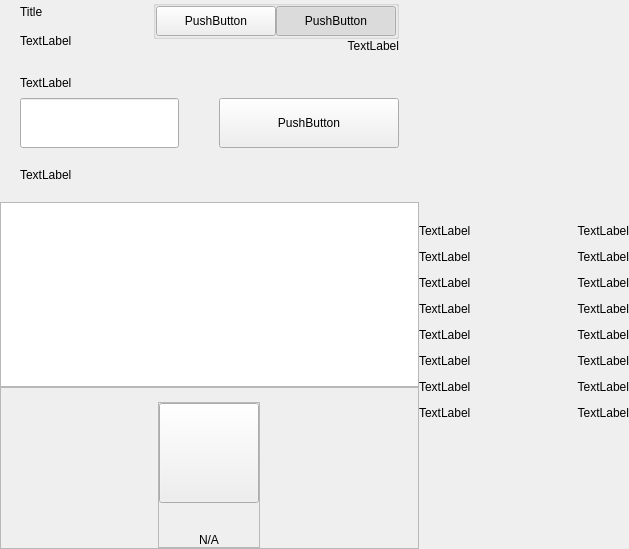
Above: src/qt/pivx/forms/privacywidget.ui from RapidsOfficial/Rapids before the change. Below: the same form after it.
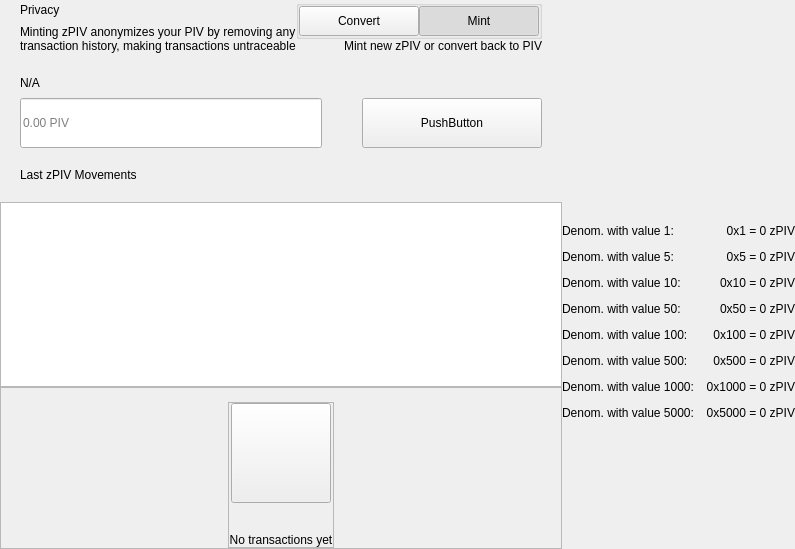
That is the form after the change. Custom widgets are drawn as their Qt base class.

Diff of the .ui file:
```diff
--- a/src/qt/pivx/forms/privacywidget.ui
+++ b/src/qt/pivx/forms/privacywidget.ui
@@ -73,7 +73,7 @@
               <item>
                <widget class="QLabel" name="labelTitle">
                 <property name="text">
-                 <string>Title</string>
+                 <string>Privacy</string>
                 </property>
                </widget>
               </item>
@@ -86,7 +86,8 @@
                  </size>
                 </property>
                 <property name="text">
-                 <string>TextLabel</string>
+                 <string>Minting zPIV anonymizes your PIV by removing any
+transaction history, making transactions untraceable</string>
                 </property>
                </widget>
               </item>
@@ -162,7 +163,7 @@
                      <enum>Qt::NoFocus</enum>
                     </property>
                     <property name="text">
-                     <string>PushButton</string>
+                     <string>Convert</string>
                     </property>
                     <property name="checkable">
                      <bool>true</bool>
@@ -190,7 +191,7 @@
                      <enum>Qt::NoFocus</enum>
                     </property>
                     <property name="text">
-                     <string>PushButton</string>
+                     <string>Mint</string>
                     </property>
                     <property name="checkable">
                      <bool>true</bool>
@@ -209,7 +210,7 @@
                <item alignment="Qt::AlignTop">
                 <widget class="QLabel" name="labelSubtitle2">
                  <property name="text">
-                  <string>TextLabel</string>
+                  <string>Mint new zPIV or convert back to PIV</string>
                  </property>
                  <property name="alignment">
                   <set>Qt::AlignRight|Qt::AlignTrailing|Qt::AlignVCenter</set>
@@ -262,7 +263,7 @@
                  </size>
                 </property>
                 <property name="text">
-                 <string>TextLabel</string>
+                 <string notr="true">N/A</string>
                 </property>
                </widget>
               </item>
@@ -282,6 +283,9 @@
                   <property name="maxLength">
                    <number>8</number>
                   </property>
+                  <property name="placeholderText">
+                   <string notr="true">0.00 PIV</string>
+                  </property>
                  </widget>
                 </item>
                 <item>
@@ -348,7 +352,7 @@
           <item>
            <widget class="QLabel" name="labelListHistory">
             <property name="text">
-             <string>TextLabel</string>
+             <string>Last zPIV Movements</string>
             </property>
            </widget>
           </item>
@@ -492,7 +496,7 @@
                    <string notr="true"/>
                   </property>
                   <property name="text">
-                   <string>N/A</string>
+                   <string>No transactions yet</string>
                   </property>
                   <property name="alignment">
                    <set>Qt::AlignCenter</set>
@@ -595,14 +599,14 @@
              <item>
               <widget class="QLabel" name="labelTitleDenom1">
                <property name="text">
-                <string>TextLabel</string>
+                <string>Denom. with value 1:</string>
                </property>
               </widget>
              </item>
              <item>
               <widget class="QLabel" name="labelValueDenom1">
                <property name="text">
-                <string>TextLabel</string>
+                <string notr="true">0x1 = 0 zPIV</string>
                </property>
                <property name="alignment">
                 <set>Qt::AlignRight|Qt::AlignTrailing|Qt::AlignVCenter</set>
@@ -616,14 +620,14 @@
              <item>
               <widget class="QLabel" name="labelTitleDenom5">
                <property name="text">
-                <string>TextLabel</string>
+                <string>Denom. with value 5:</string>
                </property>
               </widget>
              </item>
              <item>
               <widget class="QLabel" name="labelValueDenom5">
                <property name="text">
-                <string>TextLabel</string>
+                <string notr="true">0x5 = 0 zPIV</string>
                </property>
                <property name="alignment">
                 <set>Qt::AlignRight|Qt::AlignTrailing|Qt::AlignVCenter</set>
@@ -637,14 +641,14 @@
              <item>
               <widget class="QLabel" name="labelTitleDenom10">
                <property name="text">
-                <string>TextLabel</string>
+                <string>Denom. with value 10:</string>
                </property>
               </widget>
              </item>
              <item>
               <widget class="QLabel" name="labelValueDenom10">
                <property name="text">
-                <string>TextLabel</string>
+                <string notr="true">0x10 = 0 zPIV</string>
                </property>
                <property name="alignment">
                 <set>Qt::AlignRight|Qt::AlignTrailing|Qt::AlignVCenter</set>
@@ -658,14 +662,14 @@
              <item>
               <widget class="QLabel" name="labelTitleDenom50">
                <property name="text">
-                <string>TextLabel</string>
+                <string>Denom. with value 50:</string>
                </property>
               </widget>
              </item>
              <item>
               <widget class="QLabel" name="labelValueDenom50">
                <property name="text">
-                <string>TextLabel</string>
+                <string notr="true">0x50 = 0 zPIV</string>
                </property>
                <property name="alignment">
                 <set>Qt::AlignRight|Qt::AlignTrailing|Qt::AlignVCenter</set>
@@ -679,14 +683,14 @@
              <item>
               <widget class="QLabel" name="labelTitleDenom100">
                <property name="text">
-                <string>TextLabel</string>
+                <string>Denom. with value 100:</string>
                </property>
               </widget>
              </item>
              <item>
               <widget class="QLabel" name="labelValueDenom100">
                <property name="text">
-                <string>TextLabel</string>
+                <string notr="true">0x100 = 0 zPIV</string>
                </property>
                <property name="alignment">
                 <set>Qt::AlignRight|Qt::AlignTrailing|Qt::AlignVCenter</set>
@@ -700,14 +704,14 @@
              <item>
               <widget class="QLabel" name="labelTitleDenom500">
                <property name="text">
-                <string>TextLabel</string>
+                <string>Denom. with value 500:</string>
                </property>
               </widget>
              </item>
              <item>
               <widget class="QLabel" name="labelValueDenom500">
                <property name="text">
-                <string>TextLabel</string>
+                <string notr="true">0x500 = 0 zPIV</string>
                </property>
                <property name="alignment">
                 <set>Qt::AlignRight|Qt::AlignTrailing|Qt::AlignVCenter</set>
@@ -721,14 +725,14 @@
              <item>
               <widget class="QLabel" name="labelTitleDenom1000">
                <property name="text">
-                <string>TextLabel</string>
+                <string>Denom. with value 1000:</string>
                </property>
               </widget>
              </item>
              <item>
               <widget class="QLabel" name="labelValueDenom1000">
                <property name="text">
-                <string>TextLabel</string>
+                <string notr="true">0x1000 = 0 zPIV</string>
                </property>
                <property name="alignment">
                 <set>Qt::AlignRight|Qt::AlignTrailing|Qt::AlignVCenter</set>
@@ -742,14 +746,14 @@
              <item>
               <widget class="QLabel" name="labelTitleDenom5000">
                <property name="text">
-                <string>TextLabel</string>
+                <string>Denom. with value 5000:</string>
                </property>
               </widget>
              </item>
              <item>
               <widget class="QLabel" name="labelValueDenom5000">
                <property name="text">
-                <string>TextLabel</string>
+                <string notr="true">0x5000 = 0 zPIV</string>
                </property>
                <property name="alignment">
                 <set>Qt::AlignRight|Qt::AlignTrailing|Qt::AlignVCenter</set>
```
